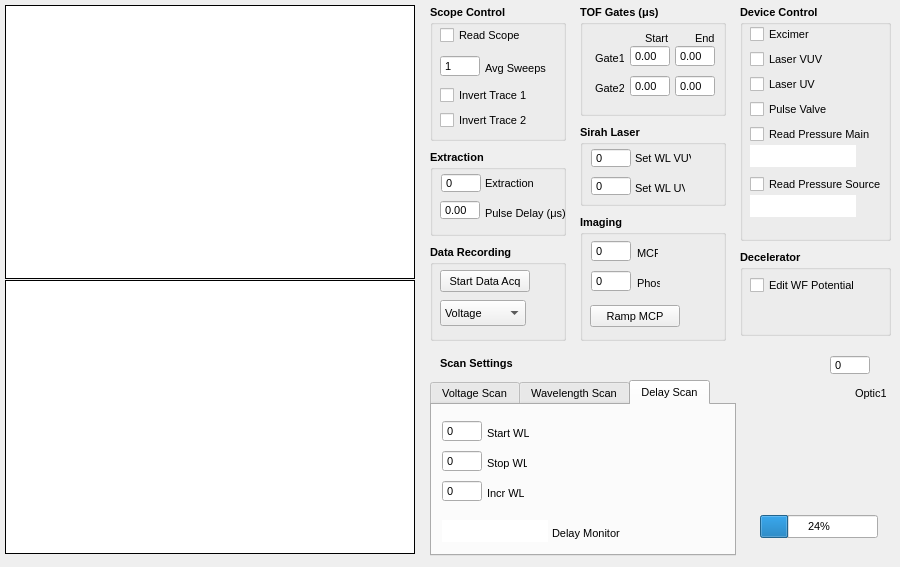
First picture: the form in rsdgui.ui, repository mikekohlhoff/ryexpctl, before the edit.
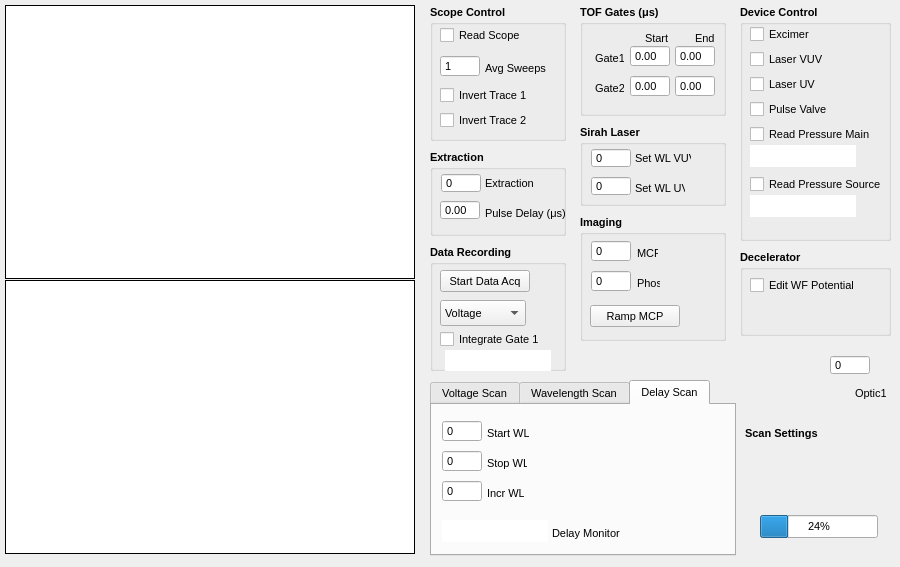
Second picture: the form after the edit. Custom widgets are drawn as their Qt base class.

Commit message: Control for extraction delay and gate integrator

```diff
--- a/rsdgui.ui
+++ b/rsdgui.ui
@@ -453,7 +453,7 @@
      <x>430</x>
      <y>245</y>
      <width>136</width>
-     <height>96</height>
+     <height>126</height>
     </rect>
    </property>
    <property name="font">
@@ -551,6 +551,70 @@
      <string>TODO file handling</string>
     </property>
    </widget>
+   <widget class="QCheckBox" name="chk_gateInt">
+    <property name="geometry">
+     <rect>
+      <x>10</x>
+      <y>85</y>
+      <width>116</width>
+      <height>18</height>
+     </rect>
+    </property>
+    <property name="font">
+     <font>
+      <pointsize>8</pointsize>
+      <weight>50</weight>
+      <bold>false</bold>
+     </font>
+    </property>
+    <property name="text">
+     <string>Integrate Gate 1</string>
+    </property>
+   </widget>
+   <widget class="QTextBrowser" name="out_gateInt">
+    <property name="geometry">
+     <rect>
+      <x>15</x>
+      <y>105</y>
+      <width>106</width>
+      <height>22</height>
+     </rect>
+    </property>
+    <property name="sizePolicy">
+     <sizepolicy hsizetype="Fixed" vsizetype="Fixed">
+      <horstretch>0</horstretch>
+      <verstretch>0</verstretch>
+     </sizepolicy>
+    </property>
+    <property name="minimumSize">
+     <size>
+      <width>40</width>
+      <height>22</height>
+     </size>
+    </property>
+    <property name="font">
+     <font>
+      <weight>50</weight>
+      <bold>false</bold>
+     </font>
+    </property>
+    <property name="acceptDrops">
+     <bool>false</bool>
+    </property>
+    <property name="frameShape">
+     <enum>QFrame::NoFrame</enum>
+    </property>
+    <property name="frameShadow">
+     <enum>QFrame::Plain</enum>
+    </property>
+    <property name="html">
+     <string>&lt;!DOCTYPE HTML PUBLIC &quot;-//W3C//DTD HTML 4.0//EN&quot; &quot;http://www.w3.org/TR/REC-html40/strict.dtd&quot;&gt;
+&lt;html&gt;&lt;head&gt;&lt;meta name=&quot;qrichtext&quot; content=&quot;1&quot; /&gt;&lt;style type=&quot;text/css&quot;&gt;
+p, li { white-space: pre-wrap; }
+&lt;/style&gt;&lt;/head&gt;&lt;body style=&quot; font-family:'Tahoma'; font-size:8pt; font-weight:400; font-style:normal;&quot;&gt;
+&lt;p style=&quot;-qt-paragraph-type:empty; margin-top:0px; margin-bottom:0px; margin-left:0px; margin-right:0px; -qt-block-indent:0; text-indent:0px;&quot;&gt;&lt;br /&gt;&lt;/p&gt;&lt;/body&gt;&lt;/html&gt;</string>
+    </property>
+   </widget>
    <zorder>label_2</zorder>
    <zorder>scanModeSelect</zorder>
    <zorder>btn_startDataAcq</zorder>
@@ -2529,8 +2593,8 @@
   <widget class="QLabel" name="label_3">
    <property name="geometry">
     <rect>
-     <x>440</x>
-     <y>355</y>
+     <x>745</x>
+     <y>425</y>
      <width>86</width>
      <height>16</height>
     </rect>
```
Left out of the diff: 7 changed lines with no effect on the pictures. The commit also changes 4 other files.
